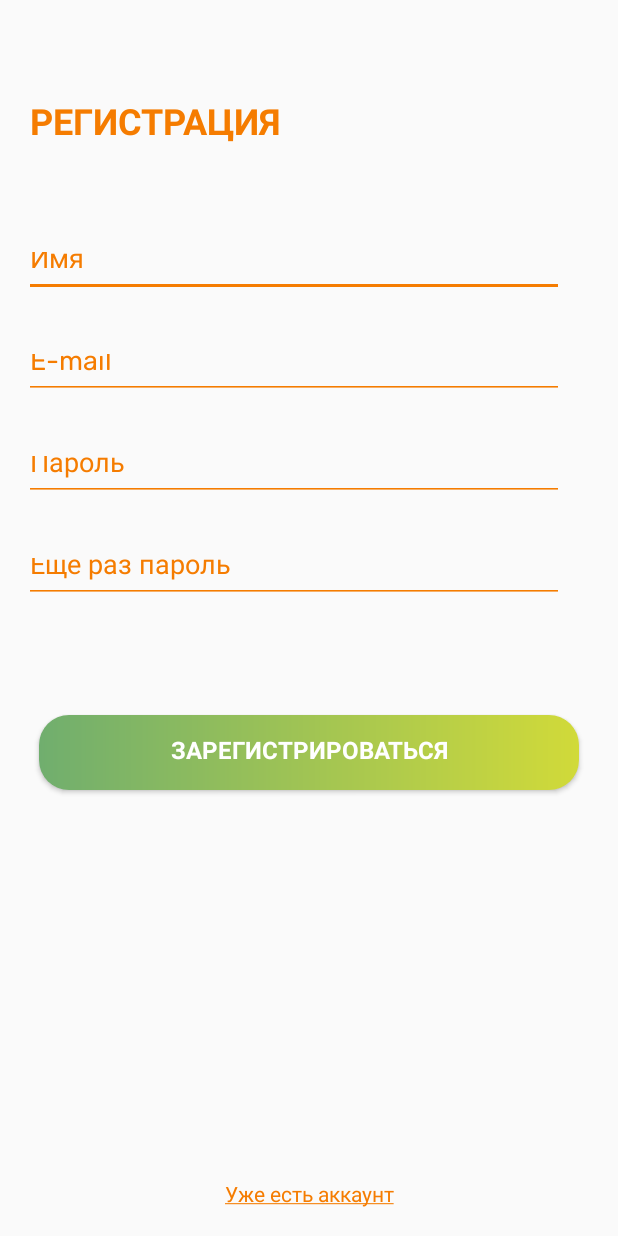
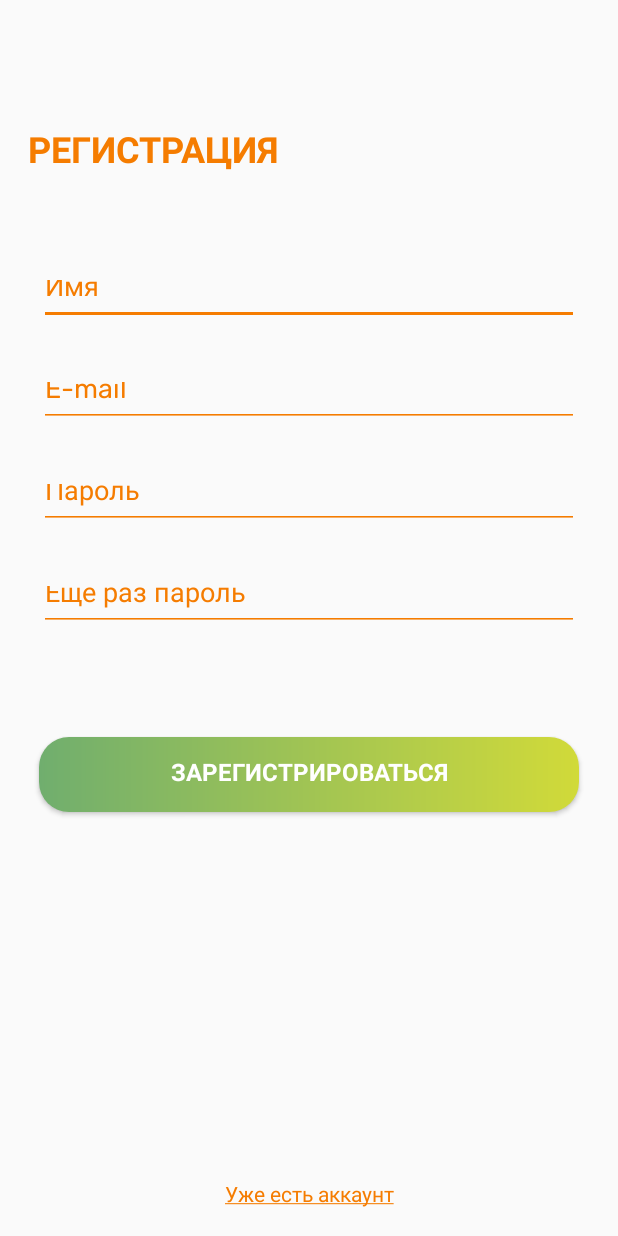
Before and after one commit to Phenecy/Kodik, an Android app: the RegistrationActivity screen opened directly, with no data from a screen before it, on a phone screen of 412 x 824 dp. Run offline under Robolectric (Android 15) with nearby library versions, the phone set to English and light mode, and no system bars; our stand-ins replace Firebase (no records; nobody signed in at launch, a user with empty details on screens opened directly).

Commit message:
Edited layout

```diff
--- a/app/src/main/res/layout/activity_registration.xml
+++ b/app/src/main/res/layout/activity_registration.xml
@@ -11,22 +11,21 @@
         android:id="@+id/registration_text_view"
         android:layout_width="330dp"
         android:layout_height="34dp"
-        android:layout_marginStart="20dp"
-        android:layout_marginTop="64dp"
         android:fontFamily="@font/rubik_bold"
         android:gravity="top"
         android:hint="@string/registration_name_text_view"
         android:text="@string/registration_text_view"
         android:textAppearance="@style/RegistrationTheme"
+        app:layout_constraintEnd_toEndOf="parent"
+        app:layout_constraintHorizontal_bias="0.23"
         app:layout_constraintStart_toStartOf="parent"
-        app:layout_constraintTop_toTopOf="parent" />
+        app:layout_constraintTop_toTopOf="@+id/guideline3" />
 
     <EditText
         android:id="@+id/registration_name_edit_text"
         android:layout_width="0dp"
         android:layout_height="40dp"
         android:layout_alignParentTop="true"
-        android:layout_marginStart="16dp"
         android:layout_marginTop="60dp"
         android:backgroundTint="@color/registration_main_color"
         android:ems="10"
@@ -38,17 +37,17 @@
         android:shadowColor="@color/registration_main_color"
         android:textColorHint="@color/registration_main_color"
         android:textSize="18sp"
-        app:layout_constraintWidth_percent="0.91"
-        app:layout_constraintWidth_max="360dp"
+        app:layout_constraintEnd_toEndOf="parent"
         app:layout_constraintStart_toStartOf="parent"
         app:layout_constraintTop_toBottomOf="@+id/registration_text_view"
+        app:layout_constraintWidth_max="360dp"
+        app:layout_constraintWidth_percent="0.91"
         tools:targetApi="p" />
 
     <EditText
         android:id="@+id/login_email_edit_text"
         android:layout_width="0dp"
         android:layout_height="40dp"
-        android:layout_marginStart="16dp"
         android:layout_marginTop="28dp"
         android:backgroundTint="@color/registration_main_color"
         android:ems="10"
@@ -60,10 +59,11 @@
         android:shadowColor="@color/registration_main_color"
         android:textColorHint="@color/registration_main_color"
         android:textSize="18sp"
-        app:layout_constraintWidth_percent="0.91"
-        app:layout_constraintWidth_max="360dp"
+        app:layout_constraintEnd_toEndOf="parent"
         app:layout_constraintStart_toStartOf="parent"
         app:layout_constraintTop_toBottomOf="@+id/registration_name_edit_text"
+        app:layout_constraintWidth_max="360dp"
+        app:layout_constraintWidth_percent="0.91"
         tools:targetApi="p" />
 
     <EditText
@@ -71,7 +71,6 @@
         android:layout_width="0dp"
         android:layout_height="40dp"
         android:layout_alignParentTop="true"
-        android:layout_marginStart="16dp"
         android:layout_marginTop="28dp"
         android:backgroundTint="@color/registration_main_color"
         android:ems="10"
@@ -83,10 +82,11 @@
         android:shadowColor="@color/registration_main_color"
         android:textColorHint="@color/registration_main_color"
         android:textSize="18sp"
-        app:layout_constraintWidth_percent="0.91"
-        app:layout_constraintWidth_max="360dp"
+        app:layout_constraintEnd_toEndOf="parent"
         app:layout_constraintStart_toStartOf="parent"
         app:layout_constraintTop_toBottomOf="@+id/login_email_edit_text"
+        app:layout_constraintWidth_max="360dp"
+        app:layout_constraintWidth_percent="0.91"
         tools:targetApi="p" />
 
     <EditText
@@ -94,7 +94,6 @@
         android:layout_width="0dp"
         android:layout_height="40dp"
         android:layout_alignParentTop="true"
-        android:layout_marginStart="16dp"
         android:layout_marginTop="28dp"
         android:backgroundTint="@color/registration_main_color"
         android:ems="10"
@@ -103,13 +102,14 @@
         android:importantForAutofill="no"
         android:inputType="textPassword"
         android:lineHeight="24sp"
-        app:layout_constraintWidth_percent="0.91"
-        app:layout_constraintWidth_max="360dp"
         android:shadowColor="@color/registration_main_color"
         android:textColorHint="@color/registration_main_color"
         android:textSize="18sp"
+        app:layout_constraintEnd_toEndOf="parent"
         app:layout_constraintStart_toStartOf="parent"
         app:layout_constraintTop_toBottomOf="@+id/login_password_edit_text"
+        app:layout_constraintWidth_max="360dp"
+        app:layout_constraintWidth_percent="0.91"
         tools:targetApi="p" />
 
     <Button
@@ -123,13 +123,13 @@
         android:textColor="@color/white"
         android:textSize="16sp"
         android:textStyle="bold"
-        app:layout_constraintWidth_percent="0.91"
-        app:layout_constraintWidth_max="360dp"
         app:layout_constraintBottom_toBottomOf="parent"
         app:layout_constraintEnd_toEndOf="parent"
         app:layout_constraintStart_toStartOf="parent"
         app:layout_constraintTop_toBottomOf="@+id/registration_password_repeat_edit_text"
-        app:layout_constraintVertical_bias="0.19999999" />
+        app:layout_constraintVertical_bias="0.19999999"
+        app:layout_constraintWidth_max="360dp"
+        app:layout_constraintWidth_percent="0.91" />
 
     <TextView
         android:id="@+id/registration_already_have_acc"
@@ -148,6 +148,12 @@
         app:layout_constraintEnd_toEndOf="parent"
         app:layout_constraintStart_toStartOf="parent" />
 
+    <androidx.constraintlayout.widget.Guideline
+        android:id="@+id/guideline3"
+        android:layout_width="wrap_content"
+        android:layout_height="wrap_content"
+        android:orientation="horizontal"
+        app:layout_constraintGuide_percent="0.1" />
 
 
 </androidx.constraintlayout.widget.ConstraintLayout>
--- a/app/src/main/res/layout/activity_splash.xml
+++ b/app/src/main/res/layout/activity_splash.xml
@@ -12,11 +12,12 @@
         android:layout_width="200dp"
         android:layout_height="200dp"
         android:layout_marginStart="8dp"
-        android:layout_marginTop="160dp"
         android:layout_marginEnd="8dp"
+        app:layout_constraintBottom_toBottomOf="parent"
         app:layout_constraintEnd_toEndOf="parent"
         app:layout_constraintStart_toStartOf="parent"
         app:layout_constraintTop_toTopOf="parent"
+        app:layout_constraintVertical_bias="0.39"
         app:srcCompat="@drawable/ic_head"
         tools:ignore="ContentDescription" />
 
```
Also changed, not shown: app/src/main/res/layout/activity_login.xml (+10 -3 lines), app/src/main/res/layout/activity_splash_afterload.xml (+16 -17 lines), app/src/main/res/layout/fragment_classes_chair.xml (+12 -5 lines), app/src/main/res/layout/fragment_profile_data.xml (+19 -8 lines), app/src/main/res/layout/item_home_courses.xml (+15 -7 lines), app/src/main/res/layout/item_trophies.xml (+16 -8 lines).
